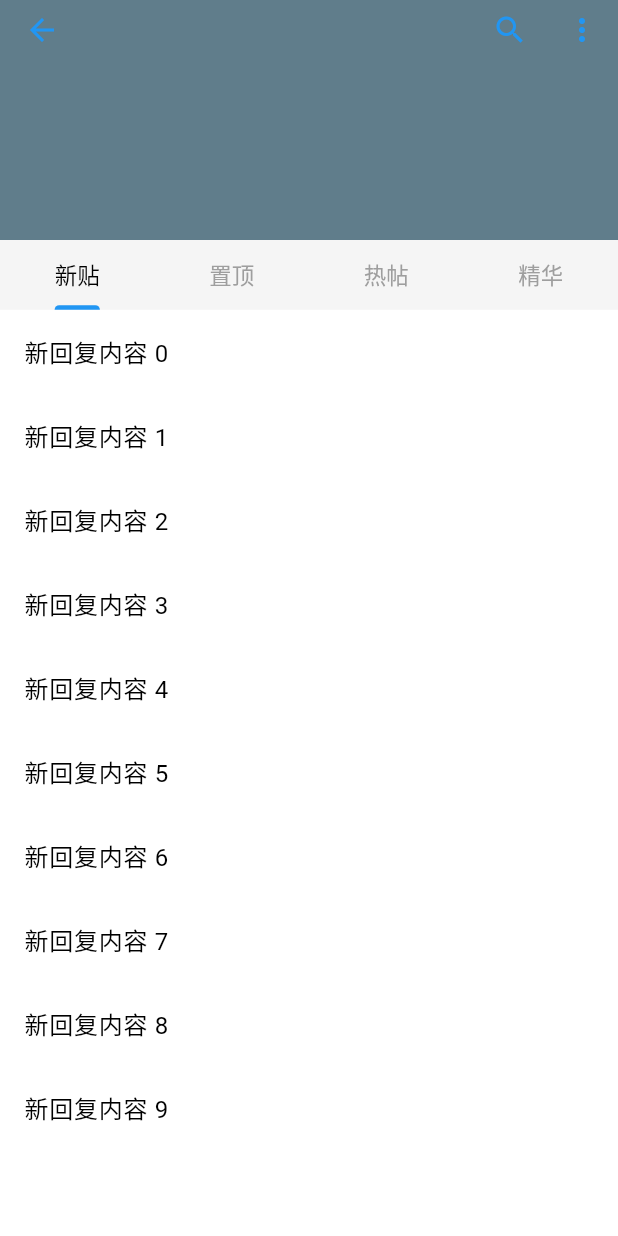
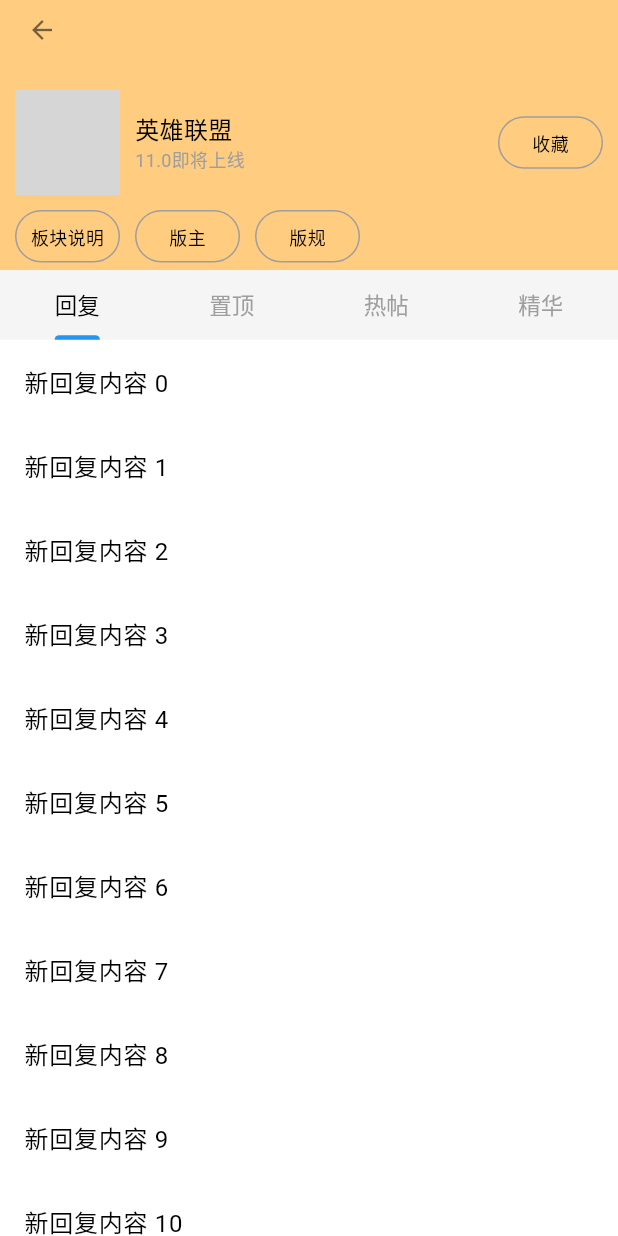
Before and after one commit to sudafin/xingxing_forum_app, a Flutter app: the ModuleDetail screen opened by its route, on a phone screen of 412 x 824 dp. Run offline on Flutter 3.47's test engine with Material 3 defaults, Android fonts, the phone set to English and light mode, and no system bars; our stand-ins replace emoji_picker_flutter, event_bus, fluttertoast, font_awesome_flutter, image_picker, logger and 2 more; missing offline and left inert: android_intent_plus, city_pickers, clipboard, video_compress; network calls fail; Roboto replaces fonts that are missing (PingFangSC-Regular); grey boxes are pictures that could not be loaded.

Commit message:
refactor(group): 重构小组页面布局
- 使用 NestedScrollView 替换原有的 Scaffold 结构
- 重新设计 SliverAppBar 的布局和功能
- 添加自定义背景和按钮组件
- 优化 TabBar 和 TabBarView 的样式
- 调整滚动监听逻辑，实现更平滑的动画效果

```diff
--- a/lib/pages/group/group_menu/module_detail.dart
+++ b/lib/pages/group/group_menu/module_detail.dart
@@ -8,27 +8,42 @@
   State<ModuleDetail> createState() => _ModuleDetailState();
 }
 
-class _ModuleDetailState extends State<ModuleDetail> with TickerProviderStateMixin {
+class _ModuleDetailState extends State<ModuleDetail>
+    with TickerProviderStateMixin {
   final ScrollController _scrollController = ScrollController();
-  bool _isTransparent = true;
-  double _opacity = 1.0;
+  bool _isDisplay = false;
+  late final TabController _tabController;
+
+  @override
+  void initState() {
+    super.initState();
+    _scrollController.addListener(() {
+      setState(() {
+        _isDisplay = _scrollController.offset > 0;
+      });
+    });
+    _tabController = TabController(length: 4, vsync: this);
+  }
 
   @override
   void dispose() {
+    _tabController.dispose();
     _scrollController.dispose();
     super.dispose();
   }
 
   @override
   Widget build(BuildContext context) {
-    return Scaffold(
-      appBar: AppBar(
-        backgroundColor: Colors.blueGrey.withOpacity(_opacity),
-        leading: IconButton(
-          icon: Icon(Icons.arrow_back),
-          onPressed: () => Navigator.pop(context),
-        ),
-        title: !_isTransparent
+    return NestedScrollView(
+        controller: _scrollController,
+        headerSliverBuilder: (BuildContext context, bool innerBoxIsScrolled) {
+          return <Widget>[
+            SliverOverlapAbsorber(
+              handle: NestedScrollView.sliverOverlapAbsorberHandleFor(context),
+              sliver: SliverAppBar(
+                toolbarHeight: 40,
+                forceElevated: innerBoxIsScrolled,
+                title: _isDisplay
                     ? TweenAnimationBuilder<double>(
                         tween: Tween<double>(begin: 50, end: 0),
                         duration: const Duration(milliseconds: 300),
@@ -40,108 +55,33 @@
                         },
                       )
                     : null,
-        toolbarHeight: 40,
-        actions: [
-          IconButton(
-            icon: Icon(Icons.search),
-            onPressed: () {},
+                pinned: true,
+                leading: IconButton(
+                  icon: Icon(
+                    Icons.arrow_back,
+                    size: 20,
+                    color: Colors.black54,
                   ),
-          IconButton(
-            icon: Icon(Icons.more_vert),
-            onPressed: () {},
+                  onPressed: () {
+                    Navigator.pop(context);
+                  },
                 ),
-        ],
+                expandedHeight: 180,
+                backgroundColor: Color(0xFFF5F5F5),
+                flexibleSpace: FlexibleSpaceBar(
+                  background: _buildBackground(),
+                  collapseMode: CollapseMode.pin,
                 ),
-      body: NotificationListener<ScrollNotification>(
-        onNotification: (notification) {
-          if (notification is ScrollUpdateNotification) {
-            // 因为我们需要使用回调函数,并且在函数中使用setSate,那么如果页面渲染过快可能导致setSate失败,所以需要使用 SchedulerBinding 在帧结束后更新状态,也就是渲染结束后setState修改状态
-            SchedulerBinding.instance.addPostFrameCallback((_) {
-              final newOpacity = 1 - _scrollController.offset / 100;
-              if (newOpacity != _opacity) {
-                print('newOpacity: $newOpacity');
-                setState(() {
-                  _opacity = newOpacity.clamp(0.0, 1.0);
-                });
-              }
-              final newTransparent = _scrollController.offset < 100;
-              if (newTransparent != _isTransparent) {
-                setState(() {
-                  _isTransparent = newTransparent;
-                });
-              }
-            });
-          }
-          return true;
-        },
-        child: ModulePageBody(
-          scrollController: _scrollController,
-        ),
-      ),
-    );
-  }
-}
-
-class ModulePageBody extends StatefulWidget {
-  final ScrollController scrollController;
-  const ModulePageBody({
-    super.key,
-    required this.scrollController,
-  });
-  @override
-  State<ModulePageBody> createState() => _ModulePageBodyState();
-}
-
-class _ModulePageBodyState extends State<ModulePageBody>
-    with TickerProviderStateMixin {
-
-  late final TabController _tabController;
-
-  @override
-  void initState() {
-    super.initState();
-
-    _tabController = TabController(length: 4, vsync: this);
-  }
-
-
-  @override
-  void dispose() {
-    _tabController.dispose();
-    super.dispose();
-  }
-
-  @override
-  Widget build(BuildContext context) {
-    return NestedScrollView(
-      controller: widget.scrollController,
-      headerSliverBuilder: (BuildContext context, bool innerBoxIsScrolled) {
-        return <Widget>[
-          SliverAppBar(
-            pinned: false,
-            forceElevated: innerBoxIsScrolled,
-            expandedHeight: 120,
-            backgroundColor: Colors.blueGrey,
-            //把这里的appbar的leading去掉
-            leading: SizedBox.shrink(),
-            flexibleSpace: LayoutBuilder(
-              builder: (BuildContext context, BoxConstraints constraints) {
-                return FlexibleSpaceBar(
-                  background: Container(
-                    color: Colors.blueGrey,
-                  ),
-                  collapseMode: CollapseMode.pin,
-                );
-              },
               ),
             ),
             SliverPersistentHeader(
               pinned: true,
               delegate: _SliverAppBarDelegate(
                 TabBar(
+                  splashBorderRadius: BorderRadius.circular(10),
                   controller: _tabController,
-                tabs: [
-                  Tab(text: '新贴'),
+                  tabs: const [
+                    Tab(text: '回复'),
                     Tab(text: '置顶'),
                     Tab(text: '热帖'),
                     Tab(text: '精华'),
@@ -149,7 +89,7 @@
                   indicatorSize: TabBarIndicatorSize.label,
                   dividerHeight: 0,
                   indicatorWeight: 0.5,
-                labelStyle: TextStyle(fontSize: 15),
+                  labelStyle: const TextStyle(fontSize: 15),
                   labelColor: Colors.black,
                   unselectedLabelColor: Colors.grey,
                 ),
@@ -157,51 +97,155 @@
             ),
           ];
         },
-      //设置body
-      body: TabBarView(
+        body: NotificationListener<ScrollNotification>(
+          onNotification: (notification) {
+            if (notification is ScrollUpdateNotification) {
+              SchedulerBinding.instance.addPostFrameCallback((_) {
+                if (_scrollController.offset > 10) {
+                  setState(() {
+                    _isDisplay = true;
+                  });
+                } else {
+                  setState(() {
+                    _isDisplay = false;
+                  });
+                }
+              });
+            }
+            return true;
+          },
+          child: TabBarView(
             controller: _tabController,
             children: [
-          // 新回复标签页
-          ListView.builder(
-            itemCount: 10,  // 替换为实际的数据长度
+              _buildListView('新回复内容'),
+              _buildListView('置顶内容'),
+              _buildListView('热帖内容'),
+              _buildListView('精华内容'),
+            ],
+          ),
+        ));
+  }
+
+  Widget _buildListView(String prefix, {int itemCount = 20}) {
+    return Builder(
+      builder: (BuildContext context) {
+        return Material(
+          child: CustomScrollView(
+            physics: const ClampingScrollPhysics(),
+            slivers: [
+              SliverOverlapInjector(
+                handle:
+                    NestedScrollView.sliverOverlapAbsorberHandleFor(context),
+              ),
+              SliverList.builder(
+                itemCount: itemCount,
                 itemBuilder: (context, index) {
-              return ListTile(
-                title: Text('新回复内容 $index'),
-              );
-            },
-          ),
-          // 置顶标签页
-          ListView.builder(
-            itemCount: 10,
-            itemBuilder: (context, index) {
-              return ListTile(
-                title: Text('置顶内容 $index'),
-              );
-            },
-          ),
-          // 热帖标签页
-          ListView.builder(
-            itemCount: 10,
-            itemBuilder: (context, index) {
-              return ListTile(
-                title: Text('热帖内容 $index'),
-              );
-            },
-          ),
-          // 精华标签页
-          ListView.builder(
-            itemCount: 10,
-            itemBuilder: (context, index) {
-              return ListTile(
-                title: Text('精华内容 $index'),
-              );
+                  return ListTile(title: Text('$prefix $index'));
                 },
               ),
             ],
           ),
         );
+      },
+    );
+  }
+
+  Widget _buildBackground() {
+    return Container(
+      padding: EdgeInsets.only(top: 60, left: 10,right: 10),
+      color: Colors.orange[200],
+      child: Column(
+        crossAxisAlignment: CrossAxisAlignment.start,
+        children: [
+          _buildModuleHeader(),
+          SizedBox(height: 10,),
+          _buildModuleButton(),
+        ],
+      ),
+    );
+  }
+  Widget _buildModuleButton(){
+  return Row(
+    children: [
+      _buildButton('板块说明',onTap: (){}),
+      SizedBox(width: 10),
+      _buildButton('版主',onTap: (){}),
+      SizedBox(width: 10),
+      _buildButton('版规',onTap: (){}),
+    ],
+  );
+ }
+
+  Widget _buildModuleHeader() {
+    return Row(
+      crossAxisAlignment: CrossAxisAlignment.center,
+      mainAxisAlignment: MainAxisAlignment.spaceBetween,
+      children: [
+        _buildModuleInfo(),
+        _buildButton('收藏',onTap: (){}),
+      ],
+    );
+  }
+
+  Widget _buildModuleInfo() {
+    return Row(
+      children: [
+        _buildModuleImage(),
+        SizedBox(width: 10),
+        _buildModuleText(),
+      ],
+    );
+  }
+
+  Widget _buildModuleImage() {
+    return ClipRRect(
+      borderRadius: BorderRadius.circular(20),
+      child: Image.network(
+        'https://picsum.photos/200/300?random=1',
+        width: 70,
+        height: 70,
+        fit: BoxFit.cover,
+      ),
+    );
+  }
+
+  Widget _buildModuleText() {
+    return Column(
+      crossAxisAlignment: CrossAxisAlignment.start,
+      children: [
+        Text(
+          '英雄联盟',
+          style: TextStyle(fontSize: 16, color: Colors.black),
+        ),
+        Text(
+          '11.0即将上线',
+          style: TextStyle(fontSize: 12, color: Colors.grey),
+        ),
+      ],
+    );
+  }
+
+  Widget _buildButton(String text, {Function()? onTap}) {
+    return GestureDetector(
+      onTap: onTap,
+      child: Container(
+      height: 35,
+      width: 70,
+      decoration: BoxDecoration(
+        border: Border.all(color: Colors.grey),
+        borderRadius: BorderRadius.circular(20),
+      ),
+      child: Center(
+        child: Text(
+          text,
+            style: TextStyle(fontSize: 12, color: Colors.black),
+          ),
+        ),
+      ),
+    );
   }
 }
+
 
 class _SliverAppBarDelegate extends SliverPersistentHeaderDelegate {
   _SliverAppBarDelegate(this._tabBar);
@@ -216,15 +260,14 @@
   @override
   Widget build(
       BuildContext context, double shrinkOffset, bool overlapsContent) {
-      //设置tabbar的背景颜色.需要使用Material包裹
     return Material(
-      color:  Color(0xFFF5F5F5),
+      color: Color(0xFFF5F5F5),
       child: _tabBar,
     );
   }
 
   @override
   bool shouldRebuild(_SliverAppBarDelegate oldDelegate) {
-    return false;
+    return true;
   }
 }
--- a/lib/pages/menu/test_page.dart
+++ b/lib/pages/menu/test_page.dart
@@ -15,7 +15,8 @@
     return Scaffold(
       appBar: AppBar(
         title: Text('透明度 AppBar'),
-        backgroundColor: Theme.of(context).primaryColor.withOpacity(_appBarOpacity),
+        backgroundColor: Colors.black.withOpacity(0),
+        elevation: 0,
       ),
       body: NotificationListener<ScrollNotification>(
         onNotification: (notification) {
```
Lines whose indentation alone changed are shown as unchanged.
